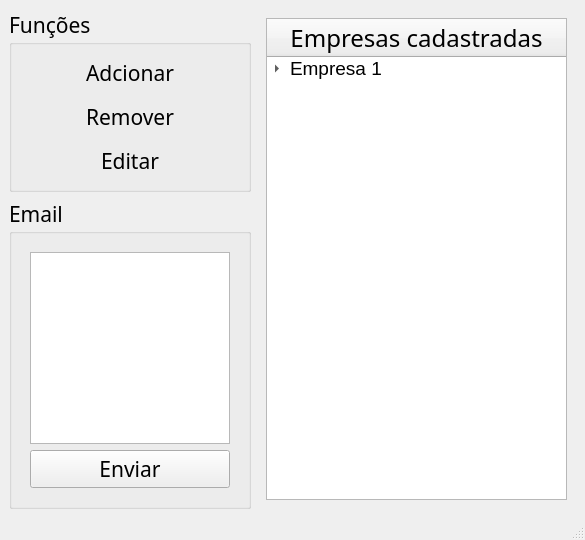
This is src/ui/window_pend.ui in DeltaPrice-Pedro/Pendencias_Contabeis as Qt 5 draws it before an edit. The edited form follows.
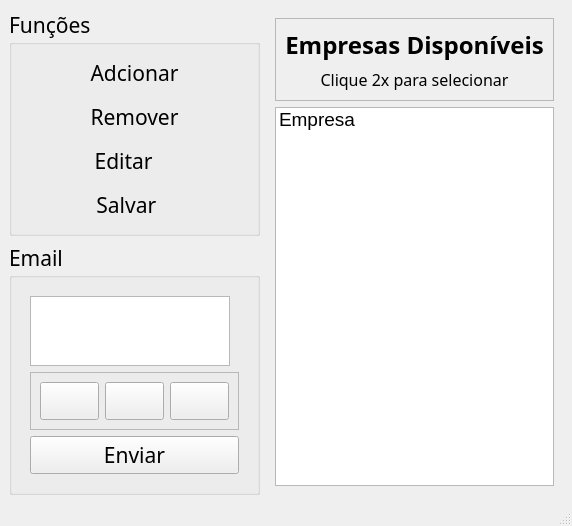
This is the edited form. The open tabs and pages were chosen to show the change. Icons and pictures are not drawn.

Commit message: updt interface and UML

Diff of the .ui file:
```diff
--- a/src/ui/window_pend.ui
+++ b/src/ui/window_pend.ui
@@ -6,8 +6,8 @@
    <rect>
     <x>0</x>
     <y>0</y>
-    <width>585</width>
-    <height>433</height>
+    <width>520</width>
+    <height>526</height>
    </rect>
   </property>
   <property name="windowTitle">
@@ -15,6 +15,115 @@
   </property>
   <widget class="QWidget" name="centralwidget">
    <layout class="QGridLayout" name="gridLayout">
+    <item row="0" column="0" rowspan="2">
+     <widget class="QGroupBox" name="groupBox_func">
+      <property name="sizePolicy">
+       <sizepolicy hsizetype="Minimum" vsizetype="Maximum">
+        <horstretch>0</horstretch>
+        <verstretch>0</verstretch>
+       </sizepolicy>
+      </property>
+      <property name="font">
+       <font>
+        <family>Tw Cen MT</family>
+        <pointsize>16</pointsize>
+       </font>
+      </property>
+      <property name="title">
+       <string>Funções</string>
+      </property>
+      <layout class="QVBoxLayout" name="verticalLayout">
+       <item>
+        <widget class="QPushButton" name="pushButton_add_func">
+         <property name="cursor">
+          <cursorShape>PointingHandCursor</cursorShape>
+         </property>
+         <property name="text">
+          <string>Adcionar</string>
+         </property>
+         <property name="icon">
+          <iconset>
+           <normaloff>../../../../../Downloads/add_icon.png</normaloff>../../../../../Downloads/add_icon.png</iconset>
+         </property>
+         <property name="iconSize">
+          <size>
+           <width>40</width>
+           <height>40</height>
+          </size>
+         </property>
+         <property name="flat">
+          <bool>true</bool>
+         </property>
+        </widget>
+       </item>
+       <item>
+        <widget class="QPushButton" name="pushButton_remove_func">
+         <property name="cursor">
+          <cursorShape>PointingHandCursor</cursorShape>
+         </property>
+         <property name="text">
+          <string>Remover</string>
+         </property>
+         <property name="icon">
+          <iconset>
+           <normaloff>../../../../../Downloads/remove_icon.png</normaloff>../../../../../Downloads/remove_icon.png</iconset>
+         </property>
+         <property name="iconSize">
+          <size>
+           <width>35</width>
+           <height>35</height>
+          </size>
+         </property>
+         <property name="flat">
+          <bool>true</bool>
+         </property>
+        </widget>
+       </item>
+       <item>
+        <widget class="QPushButton" name="pushButton_edit_func">
+         <property name="cursor">
+          <cursorShape>PointingHandCursor</cursorShape>
+         </property>
+         <property name="text">
+          <string>Editar    </string>
+         </property>
+         <property name="icon">
+          <iconset>
+           <normaloff>../../../../../Downloads/edit_icon.png</normaloff>../../../../../Downloads/edit_icon.png</iconset>
+         </property>
+         <property name="iconSize">
+          <size>
+           <width>40</width>
+           <height>40</height>
+          </size>
+         </property>
+         <property name="flat">
+          <bool>true</bool>
+         </property>
+        </widget>
+       </item>
+       <item>
+        <widget class="QPushButton" name="pushButton_save_func">
+         <property name="text">
+          <string>Salvar   </string>
+         </property>
+         <property name="icon">
+          <iconset theme="QIcon::ThemeIcon::DocumentSave"/>
+         </property>
+         <property name="iconSize">
+          <size>
+           <width>30</width>
+           <height>30</height>
+          </size>
+         </property>
+         <property name="flat">
+          <bool>true</bool>
+         </property>
+        </widget>
+       </item>
+      </layout>
+     </widget>
+    </item>
     <item row="0" column="1" rowspan="3">
      <widget class="QStackedWidget" name="stackedWidget_2">
       <property name="sizePolicy">
@@ -29,41 +138,73 @@
       <widget class="QWidget" name="page_3">
        <layout class="QGridLayout" name="gridLayout_4">
         <item row="0" column="0">
-         <widget class="QTreeWidget" name="treeWidget">
+         <widget class="QFrame" name="frame_title_companie">
+          <property name="frameShape">
+           <enum>QFrame::Shape::StyledPanel</enum>
+          </property>
+          <property name="frameShadow">
+           <enum>QFrame::Shadow::Raised</enum>
+          </property>
+          <layout class="QVBoxLayout" name="verticalLayout_4">
+           <item>
+            <widget class="QLabel" name="label_companie_intro">
+             <property name="font">
+              <font>
+               <family>Tw Cen MT</family>
+               <pointsize>18</pointsize>
+               <bold>true</bold>
+              </font>
+             </property>
+             <property name="text">
+              <string>Empresas Disponíveis</string>
+             </property>
+             <property name="alignment">
+              <set>Qt::AlignmentFlag::AlignCenter</set>
+             </property>
+            </widget>
+           </item>
+           <item>
+            <widget class="QLabel" name="label_companie_subintro">
+             <property name="sizePolicy">
+              <sizepolicy hsizetype="Minimum" vsizetype="Maximum">
+               <horstretch>0</horstretch>
+               <verstretch>0</verstretch>
+              </sizepolicy>
+             </property>
+             <property name="font">
+              <font>
+               <family>Tw Cen MT</family>
+               <pointsize>12</pointsize>
+               <bold>false</bold>
+              </font>
+             </property>
+             <property name="text">
+              <string>Clique 2x para selecionar</string>
+             </property>
+             <property name="alignment">
+              <set>Qt::AlignmentFlag::AlignCenter</set>
+             </property>
+            </widget>
+           </item>
+          </layout>
+         </widget>
+        </item>
+        <item row="2" column="0">
+         <widget class="QListWidget" name="listWidget_companie">
+          <property name="sizePolicy">
+           <sizepolicy hsizetype="Expanding" vsizetype="Expanding">
+            <horstretch>0</horstretch>
+            <verstretch>0</verstretch>
+           </sizepolicy>
+          </property>
           <property name="font">
            <font>
             <pointsize>14</pointsize>
            </font>
           </property>
-          <property name="expandsOnDoubleClick">
-           <bool>false</bool>
-          </property>
-          <column>
-           <property name="text">
-            <string>Empresas cadastradas</string>
-           </property>
-           <property name="font">
-            <font>
-             <family>Tw Cen MT</family>
-             <pointsize>18</pointsize>
-            </font>
-           </property>
-           <property name="textAlignment">
-            <set>AlignCenter</set>
-           </property>
-           <property name="foreground">
-            <brush brushstyle="SolidPattern">
-             <color alpha="255">
-              <red>0</red>
-              <green>0</green>
-              <blue>0</blue>
-             </color>
-            </brush>
-           </property>
-          </column>
           <item>
            <property name="text">
-            <string>Empresa 1</string>
+            <string>Empresa</string>
            </property>
            <item>
             <property name="text">
@@ -191,100 +332,10 @@
       </widget>
      </widget>
     </item>
-    <item row="0" column="0" rowspan="2">
-     <widget class="QGroupBox" name="groupBox">
-      <property name="sizePolicy">
-       <sizepolicy hsizetype="Minimum" vsizetype="Minimum">
-        <horstretch>0</horstretch>
-        <verstretch>0</verstretch>
-       </sizepolicy>
-      </property>
-      <property name="font">
-       <font>
-        <family>Tw Cen MT</family>
-        <pointsize>16</pointsize>
-       </font>
-      </property>
-      <property name="title">
-       <string>Funções</string>
-      </property>
-      <layout class="QVBoxLayout" name="verticalLayout">
-       <item>
-        <widget class="QPushButton" name="pushButton">
-         <property name="cursor">
-          <cursorShape>PointingHandCursor</cursorShape>
-         </property>
-         <property name="text">
-          <string>Adcionar</string>
-         </property>
-         <property name="icon">
-          <iconset>
-           <normaloff>../../../../../Downloads/add_icon.png</normaloff>../../../../../Downloads/add_icon.png</iconset>
-         </property>
-         <property name="iconSize">
-          <size>
-           <width>40</width>
-           <height>40</height>
-          </size>
-         </property>
-         <property name="flat">
-          <bool>true</bool>
-         </property>
-        </widget>
-       </item>
-       <item>
-        <widget class="QPushButton" name="pushButton_2">
-         <property name="cursor">
-          <cursorShape>PointingHandCursor</cursorShape>
-         </property>
-         <property name="text">
-          <string>Remover</string>
-         </property>
-         <property name="icon">
-          <iconset>
-           <normaloff>../../../../../Downloads/remove_icon.png</normaloff>../../../../../Downloads/remove_icon.png</iconset>
-         </property>
-         <property name="iconSize">
-          <size>
-           <width>35</width>
-           <height>35</height>
-          </size>
-         </property>
-         <property name="flat">
-          <bool>true</bool>
-         </property>
-        </widget>
-       </item>
-       <item>
-        <widget class="QPushButton" name="pushButton_3">
-         <property name="cursor">
-          <cursorShape>PointingHandCursor</cursorShape>
-         </property>
-         <property name="text">
-          <string>Editar</string>
-         </property>
-         <property name="icon">
-          <iconset>
-           <normaloff>../../../../../Downloads/edit_icon.png</normaloff>../../../../../Downloads/edit_icon.png</iconset>
-         </property>
-         <property name="iconSize">
-          <size>
-           <width>40</width>
-           <height>40</height>
-          </size>
-         </property>
-         <property name="flat">
-          <bool>true</bool>
-         </property>
-        </widget>
-       </item>
-      </layout>
-     </widget>
-    </item>
     <item row="2" column="0">
      <widget class="QGroupBox" name="groupBox_2">
       <property name="sizePolicy">
-       <sizepolicy hsizetype="Minimum" vsizetype="Minimum">
+       <sizepolicy hsizetype="Minimum" vsizetype="Maximum">
         <horstretch>0</horstretch>
         <verstretch>0</verstretch>
        </sizepolicy>
@@ -348,7 +399,7 @@
            <item>
             <widget class="QListWidget" name="listWidget">
              <property name="sizePolicy">
-              <sizepolicy hsizetype="Minimum" vsizetype="Minimum">
+              <sizepolicy hsizetype="Maximum" vsizetype="Maximum">
                <horstretch>0</horstretch>
                <verstretch>0</verstretch>
               </sizepolicy>
@@ -362,7 +413,49 @@
             </widget>
            </item>
            <item>
-            <widget class="QPushButton" name="pushButton_4">
+            <widget class="QFrame" name="frame_email_func">
+             <property name="frameShape">
+              <enum>QFrame::Shape::StyledPanel</enum>
+             </property>
+             <property name="frameShadow">
+              <enum>QFrame::Shadow::Raised</enum>
+             </property>
+             <layout class="QHBoxLayout" name="horizontalLayout_3">
+              <item>
+               <widget class="QPushButton" name="pushButton_add_email">
+                <property name="text">
+                 <string/>
+                </property>
+                <property name="icon">
+                 <iconset theme="QIcon::ThemeIcon::ListAdd"/>
+                </property>
+               </widget>
+              </item>
+              <item>
+               <widget class="QPushButton" name="pushButton_remove_email">
+                <property name="text">
+                 <string/>
+                </property>
+                <property name="icon">
+                 <iconset theme="QIcon::ThemeIcon::ListRemove"/>
+                </property>
+               </widget>
+              </item>
+              <item>
+               <widget class="QPushButton" name="pushButton_email_edit">
+                <property name="text">
+                 <string/>
+                </property>
+                <property name="icon">
+                 <iconset theme="mail-message-new"/>
+                </property>
+               </widget>
+              </item>
+             </layout>
+            </widget>
+           </item>
+           <item>
+            <widget class="QPushButton" name="pushButton_send_email">
              <property name="text">
               <string>Enviar</string>
              </property>
```
Left out of the diff: 36 changed lines with no effect on the pictures. The commit also changes 5 other files.
